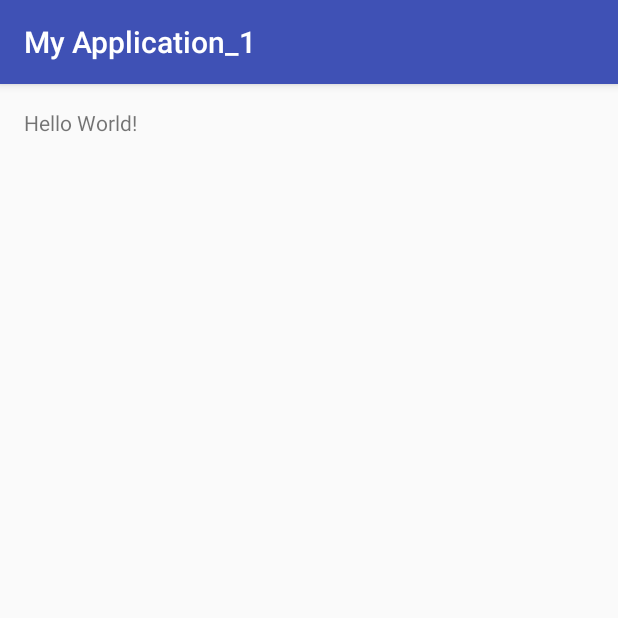
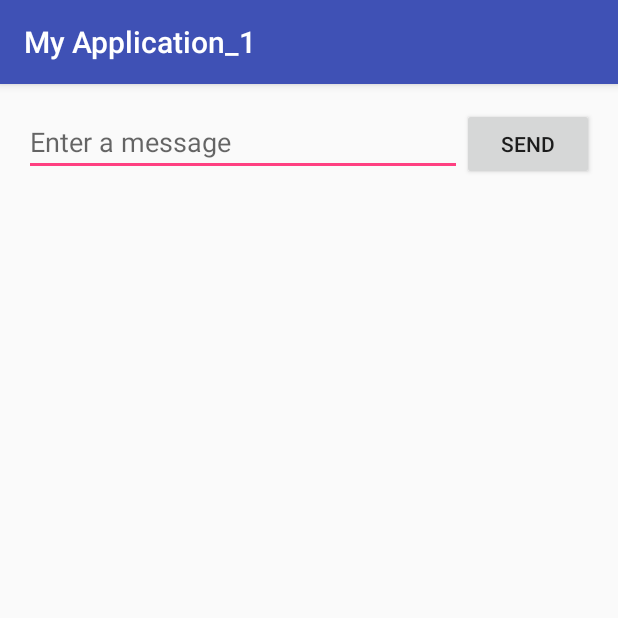
Before and after one commit to simocn77/MyApplication_1_lnx, an Android app: the screen it shows after launch (MainActivity), on a phone screen of 412 x 824 dp, the top half of it. Run offline under Robolectric (Android 15) with nearby library versions, the phone set to English and light mode, and no system bars.

Commit message:
Add EditText and Button in Page Layout
Signed-off-by: Simone Cianni <simone.cianni@bticino.it>

```diff
--- a/app/src/main/res/layout/activity_main.xml
+++ b/app/src/main/res/layout/activity_main.xml
@@ -1,6 +1,7 @@
 <?xml version="1.0" encoding="utf-8"?>
-<RelativeLayout xmlns:android="http://schemas.android.com/apk/res/android"
+<LinearLayout xmlns:android="http://schemas.android.com/apk/res/android"
     xmlns:tools="http://schemas.android.com/tools"
+    android:orientation="horizontal"
     android:layout_width="match_parent"
     android:layout_height="match_parent"
     android:paddingBottom="@dimen/activity_vertical_margin"
@@ -9,8 +10,16 @@
     android:paddingTop="@dimen/activity_vertical_margin"
     tools:context="com.example.simone.myapplication_1.MainActivity">
 
-    <TextView
+    <EditText android:id="@+id/edit_message"
+        android:layout_weight="1"
+        android:layout_width="0dp"
+        android:layout_height="wrap_content"
+        android:hint="@string/edit_message"/>
+
+    <Button
         android:layout_width="wrap_content"
         android:layout_height="wrap_content"
-        android:text="Hello World!" />
-</RelativeLayout>
+        android:text="@string/button_send" />
+
+
+</LinearLayout>
--- a/app/src/main/res/values/strings.xml
+++ b/app/src/main/res/values/strings.xml
@@ -1,3 +1,6 @@
 <resources>
     <string name="app_name">My Application_1</string>
+    <string name="edit_message">Enter a message</string>
+    <string name="button_send">Send</string>
+    <string name="action_settings">Settings</string>
 </resources>
```
